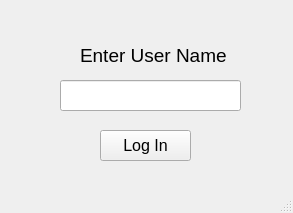
Qt form EventPlanner/loginpage.ui (lanegramling/EventPlanner_Project) before a commit.
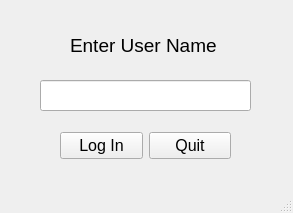
The same form after that commit.

Commit message: Fixed AddingMode label. Added Quit button on login page

Patch:
```diff
--- a/EventPlanner/loginpage.ui
+++ b/EventPlanner/loginpage.ui
@@ -14,30 +14,12 @@
    <string>Event Planner Login</string>
   </property>
   <widget class="QWidget" name="centralwidget">
-   <widget class="QPushButton" name="loginButton">
-    <property name="geometry">
-     <rect>
-      <x>100</x>
-      <y>130</y>
-      <width>91</width>
-      <height>31</height>
-     </rect>
-    </property>
-    <property name="font">
-     <font>
-      <pointsize>12</pointsize>
-     </font>
-    </property>
-    <property name="text">
-     <string>Log In</string>
-    </property>
-   </widget>
    <widget class="QLineEdit" name="userNameText">
     <property name="geometry">
      <rect>
-      <x>60</x>
+      <x>40</x>
       <y>80</y>
-      <width>181</width>
+      <width>211</width>
       <height>31</height>
      </rect>
     </property>
@@ -50,9 +32,9 @@
    <widget class="QLabel" name="label">
     <property name="geometry">
      <rect>
-      <x>80</x>
-      <y>40</y>
-      <width>161</width>
+      <x>70</x>
+      <y>30</y>
+      <width>151</width>
       <height>31</height>
      </rect>
     </property>
@@ -65,6 +47,42 @@
      <string>Enter User Name</string>
     </property>
    </widget>
+   <widget class="QWidget" name="horizontalLayoutWidget">
+    <property name="geometry">
+     <rect>
+      <x>60</x>
+      <y>130</y>
+      <width>171</width>
+      <height>31</height>
+     </rect>
+    </property>
+    <layout class="QHBoxLayout" name="horizontalLayout">
+     <item>
+      <widget class="QPushButton" name="loginButton">
+       <property name="font">
+        <font>
+         <pointsize>12</pointsize>
+        </font>
+       </property>
+       <property name="text">
+        <string>Log In</string>
+       </property>
+      </widget>
+     </item>
+     <item>
+      <widget class="QPushButton" name="quitButton">
+       <property name="font">
+        <font>
+         <pointsize>12</pointsize>
+        </font>
+       </property>
+       <property name="text">
+        <string>Quit</string>
+       </property>
+      </widget>
+     </item>
+    </layout>
+   </widget>
   </widget>
   <widget class="QMenuBar" name="menubar">
    <property name="geometry">
```
The commit also changes 15 other files.
